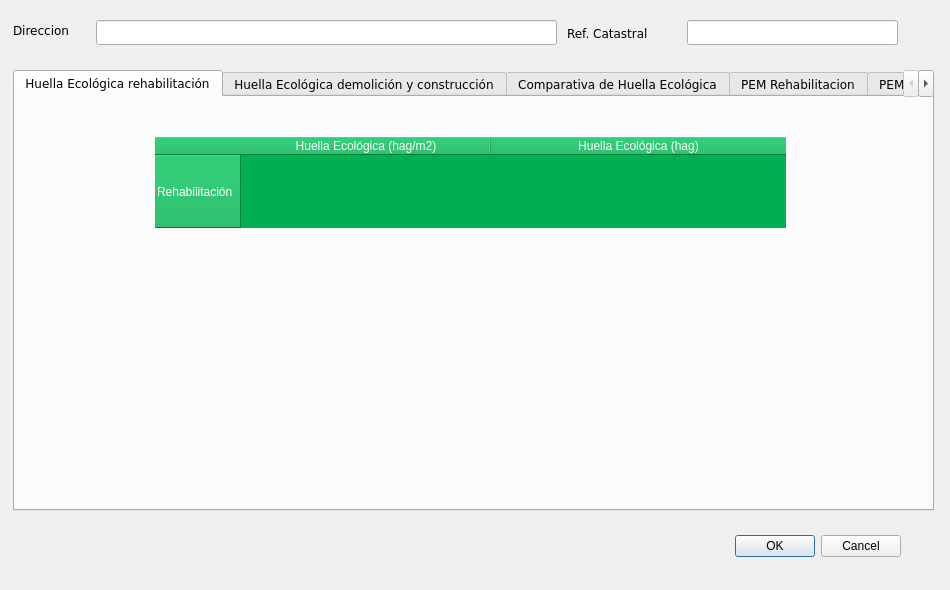
rubenmarrufo/herevea, file Ui_ResultForm.ui: the form before one commit.
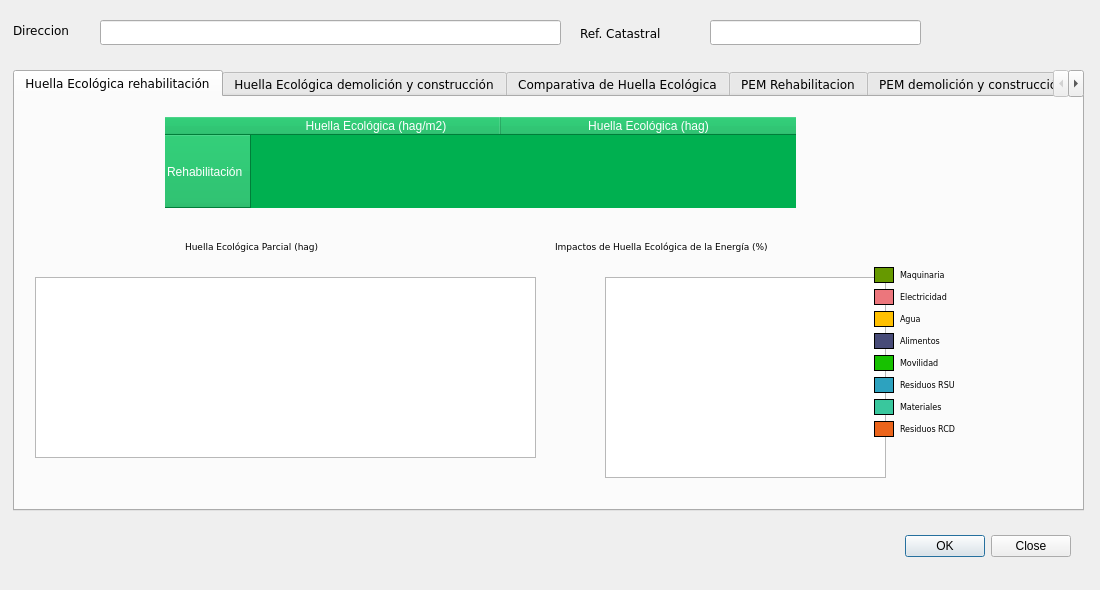
The form after the commit. Icons and pictures are not drawn. Custom widgets are drawn as their Qt base class.

```diff
--- a/Ui_ResultForm.ui
+++ b/Ui_ResultForm.ui
@@ -6,19 +6,19 @@
    <rect>
     <x>0</x>
     <y>0</y>
-    <width>950</width>
+    <width>1100</width>
     <height>590</height>
    </rect>
   </property>
   <property name="minimumSize">
    <size>
-    <width>950</width>
+    <width>1100</width>
     <height>590</height>
    </size>
   </property>
   <property name="maximumSize">
    <size>
-    <width>950</width>
+    <width>1100</width>
     <height>590</height>
    </size>
   </property>
@@ -32,7 +32,7 @@
   <widget class="QDialogButtonBox" name="buttonBox">
    <property name="geometry">
     <rect>
-     <x>560</x>
+     <x>730</x>
      <y>530</y>
      <width>341</width>
      <height>32</height>
@@ -42,13 +42,13 @@
     <enum>Qt::Horizontal</enum>
    </property>
    <property name="standardButtons">
-    <set>QDialogButtonBox::Cancel|QDialogButtonBox::Ok</set>
+    <set>QDialogButtonBox::Close|QDialogButtonBox::Ok</set>
    </property>
   </widget>
   <widget class="QLineEdit" name="tbxDireccion">
    <property name="geometry">
     <rect>
-     <x>96</x>
+     <x>100</x>
      <y>20</y>
      <width>461</width>
      <height>25</height>
@@ -61,7 +61,7 @@
   <widget class="QLabel" name="label_32">
    <property name="geometry">
     <rect>
-     <x>567</x>
+     <x>580</x>
      <y>23</y>
      <width>121</width>
      <height>20</height>
@@ -79,7 +79,7 @@
   <widget class="QLineEdit" name="tbxRefCatastral">
    <property name="geometry">
     <rect>
-     <x>687</x>
+     <x>710</x>
      <y>20</y>
      <width>211</width>
      <height>25</height>
@@ -112,7 +112,7 @@
     <rect>
      <x>13</x>
      <y>70</y>
-     <width>921</width>
+     <width>1071</width>
      <height>441</height>
     </rect>
    </property>
@@ -131,8 +131,8 @@
     <widget class="QTableWidget" name="tabHERehTotal">
      <property name="geometry">
       <rect>
-       <x>140</x>
-       <y>40</y>
+       <x>150</x>
+       <y>20</y>
        <width>631</width>
        <height>91</height>
       </rect>
@@ -184,6 +184,373 @@
       </property>
      </column>
     </widget>
+    <widget class="PlotWidget" name="chartHEParcial">
+     <property name="geometry">
+      <rect>
+       <x>20</x>
+       <y>180</y>
+       <width>501</width>
+       <height>181</height>
+      </rect>
+     </property>
+    </widget>
+    <widget class="GraphicsView" name="pieChart">
+     <property name="geometry">
+      <rect>
+       <x>590</x>
+       <y>180</y>
+       <width>281</width>
+       <height>201</height>
+      </rect>
+     </property>
+    </widget>
+    <widget class="QLabel" name="label">
+     <property name="geometry">
+      <rect>
+       <x>540</x>
+       <y>140</y>
+       <width>331</width>
+       <height>20</height>
+      </rect>
+     </property>
+     <property name="font">
+      <font>
+       <pointsize>7</pointsize>
+      </font>
+     </property>
+     <property name="text">
+      <string>Impactos de Huella Ecológica de la Energía (%)</string>
+     </property>
+    </widget>
+    <widget class="QLabel" name="label_2">
+     <property name="geometry">
+      <rect>
+       <x>170</x>
+       <y>140</y>
+       <width>331</width>
+       <height>20</height>
+      </rect>
+     </property>
+     <property name="font">
+      <font>
+       <pointsize>7</pointsize>
+      </font>
+     </property>
+     <property name="text">
+      <string>Huella Ecológica Parcial (hag)</string>
+     </property>
+    </widget>
+    <widget class="QWidget" name="formLayoutWidget">
+     <property name="geometry">
+      <rect>
+       <x>859</x>
+       <y>170</y>
+       <width>237</width>
+       <height>242</height>
+      </rect>
+     </property>
+     <layout class="QFormLayout" name="formLayout">
+      <item row="0" column="1">
+       <widget class="QLabel" name="label_3">
+        <property name="font">
+         <font>
+          <pointsize>6</pointsize>
+         </font>
+        </property>
+        <property name="text">
+         <string>Maquinaria</string>
+        </property>
+       </widget>
+      </item>
+      <item row="0" column="0">
+       <widget class="QLabel" name="label_4">
+        <property name="minimumSize">
+         <size>
+          <width>20</width>
+          <height>0</height>
+         </size>
+        </property>
+        <property name="maximumSize">
+         <size>
+          <width>20</width>
+          <height>16777215</height>
+         </size>
+        </property>
+        <property name="autoFillBackground">
+         <bool>false</bool>
+        </property>
+        <property name="styleSheet">
+         <string notr="true">background-color: rgb(102, 153, 0);</string>
+        </property>
+        <property name="frameShape">
+         <enum>QFrame::Box</enum>
+        </property>
+        <property name="text">
+         <string/>
+        </property>
+       </widget>
+      </item>
+      <item row="1" column="0">
+       <widget class="QLabel" name="label_5">
+        <property name="minimumSize">
+         <size>
+          <width>20</width>
+          <height>0</height>
+         </size>
+        </property>
+        <property name="maximumSize">
+         <size>
+          <width>20</width>
+          <height>16777215</height>
+         </size>
+        </property>
+        <property name="styleSheet">
+         <string notr="true">background-color: rgb(236, 118, 124);</string>
+        </property>
+        <property name="frameShape">
+         <enum>QFrame::Box</enum>
+        </property>
+        <property name="text">
+         <string/>
+        </property>
+       </widget>
+      </item>
+      <item row="1" column="1">
+       <widget class="QLabel" name="label_6">
+        <property name="font">
+         <font>
+          <pointsize>6</pointsize>
+         </font>
+        </property>
+        <property name="text">
+         <string>Electricidad</string>
+        </property>
+       </widget>
+      </item>
+      <item row="2" column="1">
+       <widget class="QLabel" name="label_7">
+        <property name="font">
+         <font>
+          <pointsize>6</pointsize>
+         </font>
+        </property>
+        <property name="text">
+         <string>Agua</string>
+        </property>
+       </widget>
+      </item>
+      <item row="2" column="0">
+       <widget class="QLabel" name="label_8">
+        <property name="minimumSize">
+         <size>
+          <width>20</width>
+          <height>0</height>
+         </size>
+        </property>
+        <property name="maximumSize">
+         <size>
+          <width>20</width>
+          <height>16777215</height>
+         </size>
+        </property>
+        <property name="styleSheet">
+         <string notr="true">background-color: rgb(255, 192, 0);</string>
+        </property>
+        <property name="frameShape">
+         <enum>QFrame::Box</enum>
+        </property>
+        <property name="text">
+         <string/>
+        </property>
+       </widget>
+      </item>
+      <item row="3" column="1">
+       <widget class="QLabel" name="label_9">
+        <property name="font">
+         <font>
+          <pointsize>6</pointsize>
+         </font>
+        </property>
+        <property name="text">
+         <string>Alimentos</string>
+        </property>
+       </widget>
+      </item>
+      <item row="3" column="0">
+       <widget class="QLabel" name="label_10">
+        <property name="minimumSize">
+         <size>
+          <width>20</width>
+          <height>0</height>
+         </size>
+        </property>
+        <property name="maximumSize">
+         <size>
+          <width>20</width>
+          <height>16777215</height>
+         </size>
+        </property>
+        <property name="styleSheet">
+         <string notr="true">background-color: rgb(71, 75, 120);</string>
+        </property>
+        <property name="frameShape">
+         <enum>QFrame::Box</enum>
+        </property>
+        <property name="text">
+         <string/>
+        </property>
+       </widget>
+      </item>
+      <item row="4" column="1">
+       <widget class="QLabel" name="label_11">
+        <property name="font">
+         <font>
+          <pointsize>6</pointsize>
+         </font>
+        </property>
+        <property name="text">
+         <string>Movilidad</string>
+        </property>
+       </widget>
+      </item>
+      <item row="4" column="0">
+       <widget class="QLabel" name="label_12">
+        <property name="minimumSize">
+         <size>
+          <width>20</width>
+          <height>0</height>
+         </size>
+        </property>
+        <property name="maximumSize">
+         <size>
+          <width>20</width>
+          <height>16777215</height>
+         </size>
+        </property>
+        <property name="styleSheet">
+         <string notr="true">background-color: rgb(23, 193, 0);</string>
+        </property>
+        <property name="frameShape">
+         <enum>QFrame::Box</enum>
+        </property>
+        <property name="text">
+         <string/>
+        </property>
+       </widget>
+      </item>
+      <item row="5" column="1">
+       <widget class="QLabel" name="label_13">
+        <property name="font">
+         <font>
+          <pointsize>6</pointsize>
+         </font>
+        </property>
+        <property name="text">
+         <string>Residuos RSU</string>
+        </property>
+       </widget>
+      </item>
+      <item row="5" column="0">
+       <widget class="QLabel" name="label_14">
+        <property name="minimumSize">
+         <size>
+          <width>20</width>
+          <height>0</height>
+         </size>
+        </property>
+        <property name="maximumSize">
+         <size>
+          <width>20</width>
+          <height>16777215</height>
+         </size>
+        </property>
+        <property name="styleSheet">
+         <string notr="true">background-color: rgb(45, 162, 191);</string>
+        </property>
+        <property name="frameShape">
+         <enum>QFrame::Box</enum>
+        </property>
+        <property name="text">
+         <string/>
+        </property>
+       </widget>
+      </item>
+      <item row="6" column="1">
+       <widget class="QLabel" name="label_15">
+        <property name="font">
+         <font>
+          <pointsize>6</pointsize>
+         </font>
+        </property>
+        <property name="text">
+         <string>Materiales</string>
+        </property>
+       </widget>
+      </item>
+      <item row="6" column="0">
+       <widget class="QLabel" name="label_16">
+        <property name="minimumSize">
+         <size>
+          <width>20</width>
+          <height>0</height>
+         </size>
+        </property>
+        <property name="maximumSize">
+         <size>
+          <width>20</width>
+          <height>16777215</height>
+         </size>
+        </property>
+        <property name="styleSheet">
+         <string notr="true">background-color: rgb(57, 199, 157);</string>
+        </property>
+        <property name="frameShape">
+         <enum>QFrame::Box</enum>
+        </property>
+        <property name="text">
+         <string/>
+        </property>
+       </widget>
+      </item>
+      <item row="7" column="0">
+       <widget class="QLabel" name="label_17">
+        <property name="minimumSize">
+         <size>
+          <width>20</width>
+          <height>0</height>
+         </size>
+        </property>
+        <property name="maximumSize">
+         <size>
+          <width>20</width>
+          <height>16777215</height>
+         </size>
+        </property>
+        <property name="styleSheet">
+         <string notr="true">background-color: rgb(235, 100, 27);</string>
+        </property>
+        <property name="frameShape">
+         <enum>QFrame::Box</enum>
+        </property>
+        <property name="text">
+         <string/>
+        </property>
+       </widget>
+      </item>
+      <item row="7" column="1">
+       <widget class="QLabel" name="label_18">
+        <property name="font">
+         <font>
+          <pointsize>6</pointsize>
+         </font>
+        </property>
+        <property name="text">
+         <string>Residuos RCD</string>
+        </property>
+       </widget>
+      </item>
+     </layout>
+    </widget>
    </widget>
    <widget class="QWidget" name="tab_2">
     <attribute name="title">
@@ -628,6 +995,18 @@
    </widget>
   </widget>
  </widget>
+ <customwidgets>
+  <customwidget>
+   <class>PlotWidget</class>
+   <extends>QGraphicsView</extends>
+   <header>pyqtgraph.h</header>
+  </customwidget>
+  <customwidget>
+   <class>GraphicsView</class>
+   <extends>QGraphicsView</extends>
+   <header>pyqtgraph.h</header>
+  </customwidget>
+ </customwidgets>
  <resources/>
  <connections>
   <connection>
```
Left out of the diff: 10 changed lines with no effect on the pictures.
